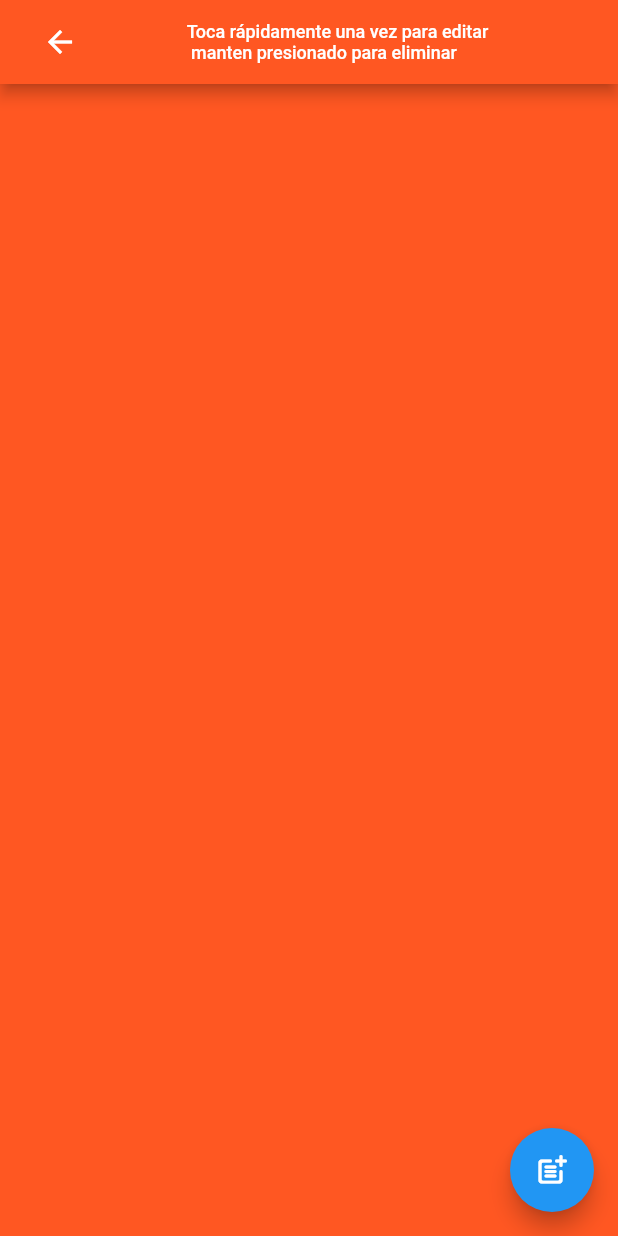
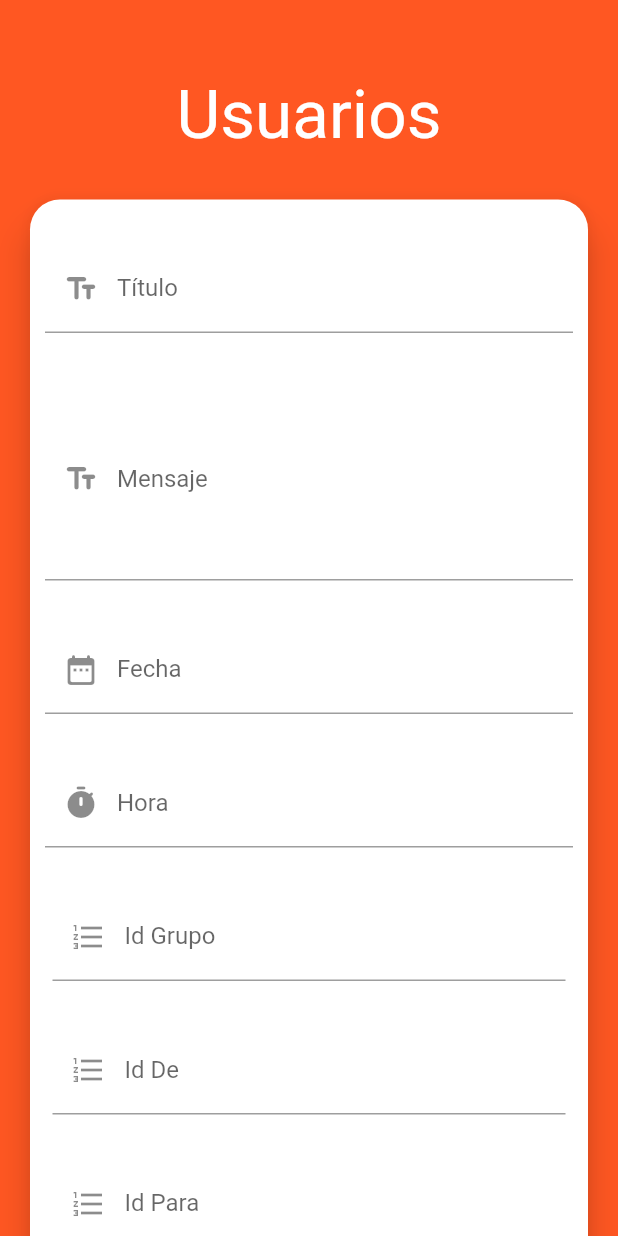
Before and after one commit to hugoarodriguez/parcial3_2506632017, a Flutter app: the MensajesScreen screen opened by its route, after a tap on the "post add" icon, on a phone screen of 412 x 824 dp. Run offline on Flutter 3.47's test engine with Material 2 defaults, Android fonts, the phone set to English and light mode, and no system bars; our stand-ins replace cloud_firestore, firebase_core; accounts and stored records are empty.

Commit message:
Agregacion de funcionalidades para Mensajes

```diff
--- a/lib/main.dart
+++ b/lib/main.dart
@@ -5,6 +5,7 @@ import 'package:firebase_core/firebase_core.dart' as firebase_core;
 
 //Pantallas
 import 'package:parcial3_2506632017/screens/home_screen.dart';
+import 'package:parcial3_2506632017/screens/mensaje_screen.dart';
 import 'package:parcial3_2506632017/screens/mensajes_screen.dart';
 import 'package:parcial3_2506632017/screens/usuario_edit_screen.dart';
 import 'package:parcial3_2506632017/screens/usuario_screen.dart';
@@ -28,10 +29,11 @@ class Parcial3 extends StatelessWidget {
       initialRoute: 'home_screen',
       routes: {
         'home_screen' : (BuildContext context) => HomeScreen(),
+        'usuarios' : (BuildContext context) => UsuariosScreen(),
         'usuario_add' : (BuildContext context) => UsuarioScreen(),
         'usuario_edit' : (BuildContext context) => UsuarioEditScreen(),
-        'usuarios' : (BuildContext context) => UsuariosScreen(),
         'mensajes' : (BuildContext context) => MensajesScreen(),
+        'mensaje_add' : (BuildContext context) => MensajeScreen(),
       },
     );
   }
--- a/lib/models/mensaje_model.dart
+++ b/lib/models/mensaje_model.dart
@@ -4,20 +4,18 @@ class MensajeModel{
   String id = '';
   String fecha = '';
   String hora = '';
-  int idGrupo = 0;
-  int idm = 0;
+  int idgrupo = 0;
   int idu_de = 0;
   int idu_para = 0;
   String mensaje = '';
   String tags = '';
   String titulo = '';
 
-  MensajeModel(String id, String fecha, String hora, int idGrupo, int idm, int idu_de, int idu_para, String mensaje, String tags, String titulo){
+  MensajeModel(String id, String fecha, String hora, int idgrupo, int idu_de, int idu_para, String mensaje, String tags, String titulo){
     this.id = id;
     this.fecha = fecha;
     this.hora = hora;
-    this.idGrupo = idGrupo;
-    this.idm = idm;
+    this.idgrupo = idgrupo;
     this.idu_de = idu_de;
     this.idu_para = idu_para;
     this.mensaje = mensaje;
--- a/lib/providers/mensajes_provider.dart
+++ b/lib/providers/mensajes_provider.dart
@@ -5,7 +5,7 @@ class MensajesProvider {
   final cloud_firestore.FirebaseFirestore _firestore = cloud_firestore.FirebaseFirestore.instance;
 
   //Agregar
-  Future<bool> aggMensaje(String fecha, String hora, int idGrupo, int idm, int idu_de, int idu_para, String mensaje, String tags, String titulo) async {
+  Future<bool> aggMensaje(String fecha, String hora, int idgrupo, int idu_de, int idu_para, String mensaje, String tags, String titulo) async {
 
     //Referencia a la colección 'mensaje'
     cloud_firestore.CollectionReference mensajes  = _firestore.collection('mensajes');
@@ -16,8 +16,7 @@ class MensajesProvider {
       await mensajes.add({
         'fecha' : fecha,
         'hora' : hora,
-        'idGrupo' : idGrupo,
-        'idm' : idm,
+        'idgrupo' : idgrupo,
         'idu_de' : idu_de,
         'idu_para' : idu_para,
         'mensaje' : mensaje,
@@ -36,7 +35,7 @@ class MensajesProvider {
   }
 
   //Actualiza
-  Future<bool> actMensaje(String idMensaje, String fecha, String hora, int idGrupo, int idm, int idu_de, int idu_para, String mensaje, String tags, String titulo) async {
+  Future<bool> actMensaje(String idMensaje, String fecha, String hora, int idgrupo, int idu_de, int idu_para, String mensaje, String tags, String titulo) async {
 
     //Referencia a la colección 'mensajes'
     cloud_firestore.CollectionReference mensajes  = _firestore.collection('mensajes');
@@ -47,8 +46,7 @@ class MensajesProvider {
       await mensajes.doc(idMensaje).update({
         'fecha' : fecha,
         'hora' : hora,
-        'idGrupo' : idGrupo,
-        'idm' : idm,
+        'idgrupo' : idgrupo,
         'idu_de' : idu_de,
         'idu_para' : idu_para,
         'mensaje' : mensaje,
@@ -98,7 +96,7 @@ class MensajesProvider {
     final List<cloud_firestore.DocumentSnapshot> documents = result.docs;
 
     for (var doc in documents) {
-      mensajesList.add(MensajeModel(doc.reference.id, doc['fecha'], doc['hora'], doc['idgrupo'], doc['idm'], doc['idu_de'], doc['idu_para'], doc['mensaje'], doc['tags'], doc['titulo']));
+      mensajesList.add(MensajeModel(doc.reference.id, doc['fecha'], doc['hora'], doc['idgrupo'], doc['idu_de'], doc['idu_para'], doc['mensaje'], doc['tags'], doc['titulo']));
     }
 
     return mensajesList;
@@ -113,7 +111,7 @@ class MensajesProvider {
 
     final cloud_firestore.DocumentSnapshot doc = await mensajes.doc(idMensaje).get();
 
-    mensajesList.add(MensajeModel(doc.reference.id, doc['fecha'], doc['hora'], doc['idgrupo'], doc['idm'], doc['idu_de'], doc['idu_para'], doc['mensaje'], doc['tags'], doc['titulo']));
+    mensajesList.add(MensajeModel(doc.reference.id, doc['fecha'], doc['hora'], doc['idgrupo'], doc['idu_de'], doc['idu_para'], doc['mensaje'], doc['tags'], doc['titulo']));
 
     return mensajesList;
   }
--- /dev/null
+++ b/lib/screens/mensaje_screen.dart
@@ -0,0 +1,282 @@
+// ignore_for_file: prefer_const_constructors, prefer_const_literals_to_create_immutables, avoid_unnecessary_containers, sized_box_for_whitespace
+
+import 'package:flutter/material.dart';
+import 'package:parcial3_2506632017/providers/mensajes_provider.dart';
+
+class MensajeScreen extends StatelessWidget {
+  const MensajeScreen({Key? key}) : super(key: key);
+
+  @override
+  Widget build(BuildContext context) {
+    return Scaffold(
+      body: SafeArea(
+        child: Container(
+          height: double.infinity,
+          child: SingleChildScrollView(
+            child: Column(
+              children: [
+                SizedBox(height: 50.0,),
+
+                Text('Usuarios', style: TextStyle(color: Colors.white, fontSize: 45.0) ),
+                SizedBox( height: 30.0 ),
+                _MensajeForm(),
+                SizedBox( height: 30.0 ),
+
+              ],
+            ),
+          ),
+        ),
+      ),
+    );
+  }
+}
+
+class _MensajeForm extends StatefulWidget {
+
+  @override
+  State<_MensajeForm> createState() => _MensajeFormState();
+}
+
+class _MensajeFormState extends State<_MensajeForm> {
+
+  final _formKey = GlobalKey<FormState>();
+
+  //Controladores
+  final TextEditingController _fecha = TextEditingController();
+  final TextEditingController _hora = TextEditingController();
+  final TextEditingController _idgrupo = TextEditingController();
+  final TextEditingController _idu_de = TextEditingController();
+  final TextEditingController _idu_para = TextEditingController();
+  final TextEditingController _mensaje = TextEditingController();
+  final TextEditingController _tags = TextEditingController();
+  final TextEditingController _titulo = TextEditingController();
+
+
+  @override
+  Widget build(BuildContext context) {
+
+    MensajesProvider mensajesProvider = MensajesProvider();
+
+    return Card(
+      margin: EdgeInsets.symmetric(horizontal: 20.0,),
+      shape: RoundedRectangleBorder(borderRadius: BorderRadius.circular(20.0)),
+      elevation: 10.0,
+      child: Form(
+        key: _formKey,
+        child: Column(
+          children: [
+
+            SizedBox( height: 30 ),
+
+            //Título
+             Padding(
+              padding: EdgeInsets.symmetric(horizontal: 10.0),
+              child: TextFormField(
+                controller: _titulo,
+                autocorrect: false,
+                keyboardType: TextInputType.text,
+                decoration: InputDecoration(
+                  hintText: 'Mi título',
+                  labelText: 'Título',
+                  prefixIcon: Icon(Icons.text_fields_rounded)
+                ),
+                validator: ( value ) {
+
+                    return (value != '')
+                      ? null
+                      : 'Debes ingresar un título';
+
+                },
+              ),
+            ),
+
+            SizedBox( height: 30 ),
+
+            //Mensaje
+             Padding(
+              padding: EdgeInsets.symmetric(horizontal: 10.0),
+              child: TextFormField(
+                controller: _mensaje,
+                autocorrect: false,
+                keyboardType: TextInputType.multiline,
+                maxLines: 5,
+                decoration: InputDecoration(
+                  hintText: 'Hola este es mi mensaje',
+                  labelText: 'Mensaje',
+                  prefixIcon: Icon(Icons.text_fields_rounded)
+                ),
+                validator: ( value ) {
+
+                    return (value != '')
+                      ? null
+                      : 'Debes ingresar un mensaje';
+
+                },
+              ),
+            ),
+
+            SizedBox( height: 30 ),
+
+            //Fecha
+            Padding(
+              padding: EdgeInsets.symmetric(horizontal: 10.0),
+              child: TextFormField(
+                controller: _fecha,
+                autocorrect: false,
+                keyboardType: TextInputType.text,
+                decoration: InputDecoration(
+                  hintText: '2021-10-20',
+                  labelText: 'Fecha',
+                  prefixIcon: Icon(Icons.date_range_rounded)
+                ),
+                validator: ( value ) {
+
+                    return (value != '')
+                      ? null
+                      : 'Debes ingresar la fecha';
+
+                },
+              ),
+            ),
+
+            SizedBox( height: 30 ),
+
+            //Hora
+             Padding(
+              padding: EdgeInsets.symmetric(horizontal: 10.0),
+              child: TextFormField(
+                controller: _hora,
+                autocorrect: false,
+                keyboardType: TextInputType.text,
+                decoration: InputDecoration(
+                  hintText: '13:55',
+                  labelText: 'Hora',
+                  prefixIcon: Icon(Icons.timer_rounded )
+                ),
+                validator: ( value ) {
+
+                    return (value != '')
+                      ? null
+                      : 'Debes ingresar la hora';
+
+                },
+              ),
+            ),
+
+            SizedBox( height: 30 ),
+
+            //IdGrupo
+            Padding(
+              padding: EdgeInsets.symmetric(horizontal: 15.0),
+              child: TextFormField(
+                controller: _idgrupo,
+                autocorrect: false,
+                keyboardType: TextInputType.number,
+                decoration: InputDecoration(
+                  hintText: '1',
+                  labelText: 'Id Grupo',
+                  prefixIcon: Icon(Icons.format_list_numbered_outlined ),
+                ),
+                validator: ( value ) {
+
+                    return (value != '')
+                      ? null
+                      : 'Debes ingresar un Id de grupo';
+
+                },
+              ),
+            ),
+
+            SizedBox( height: 30 ),
+
+            //IdDe
+            Padding(
+              padding: EdgeInsets.symmetric(horizontal: 15.0),
+              child: TextFormField(
+                controller: _idu_de,
+                autocorrect: false,
+                keyboardType: TextInputType.number,
+                decoration: InputDecoration(
+                  hintText: '1',
+                  labelText: 'Id De',
+                  prefixIcon: Icon(Icons.format_list_numbered_outlined),
+                ),
+                validator: ( value ) {
+
+                    return (value != '')
+                      ? null
+                      : 'Debes ingresar un Id de propietario';
+
+                },
+              ),
+            ),
+
+            SizedBox( height: 30 ),
+
+            //IdPara
+            Padding(
+              padding: EdgeInsets.symmetric(horizontal: 15.0),
+              child: TextFormField(
+                controller: _idu_para,
+                autocorrect: false,
+                keyboardType: TextInputType.number,
+                decoration: InputDecoration(
+                  hintText: '1',
+                  labelText: 'Id Para',
+                  prefixIcon: Icon(Icons.format_list_numbered_outlined),
+                ),
+                validator: ( value ) {
+
+                    return (value != '')
+                      ? null
+                      : 'Debes ingresar un Id de destinatario';
+
+                },
+              ),
+            ),
+
+            SizedBox( height: 30 ),
+
+            //Botón
+            MaterialButton(
+              shape: RoundedRectangleBorder(borderRadius: BorderRadius.circular(10)),
+              disabledColor: Colors.grey,
+              elevation: 0,
+              color: Colors.indigo,
+              child: Container(
+                padding: EdgeInsets.symmetric( horizontal: 80, vertical: 15),
+                child: Text('Ingresar',style: TextStyle( color: Colors.white ),
+                )
+              ),
+              onPressed: () async {
+
+                if(_formKey.currentState!.validate()){
+                  bool r = await mensajesProvider.aggMensaje(_fecha.text, _hora.text, int.parse(_idgrupo.text), int.parse(_idu_de.text),
+                  int.parse(_idu_para.text), _mensaje.text, _tags.text, _titulo.text);
+
+                  if(r){
+                    //Si se guardó el usuario
+                    ScaffoldMessenger.of(context).showSnackBar(
+                      SnackBar(content: Text('Guardando mensaje'))
+                    );
+
+                    //Redirigimos a pantalla de consulta
+                    Navigator.pushReplacementNamed(context, 'mensajes');
+                  } else {
+                    //Si no se guardó el usuario
+                    ScaffoldMessenger.of(context).showSnackBar(
+                        SnackBar(content: Text('No se pudo guardar el mensaje'))
+                      );
+                  }
+
+                }
+              }
+            ),
+            SizedBox( height: 30 ),
+
+          ],
+        ),
+      ),
+    );
+  }
+}
```
